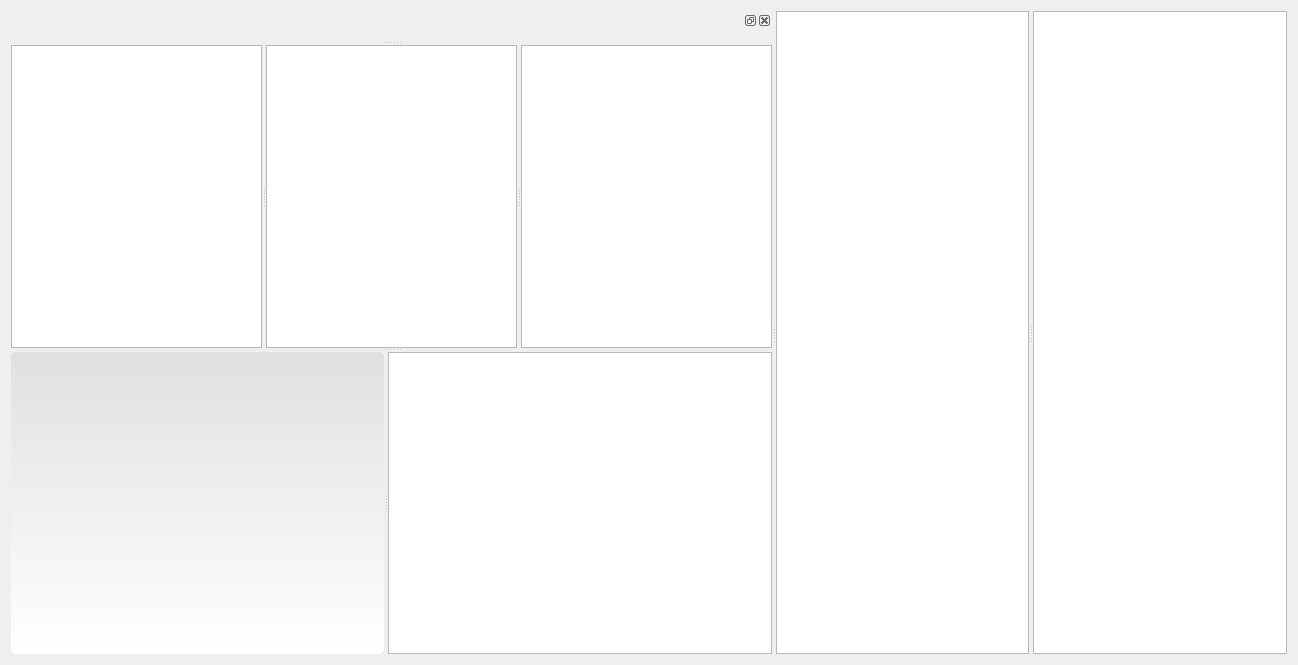
The window that browser.ui (mainster/WorktimeManager) describes before a commit, drawn with Qt 5.
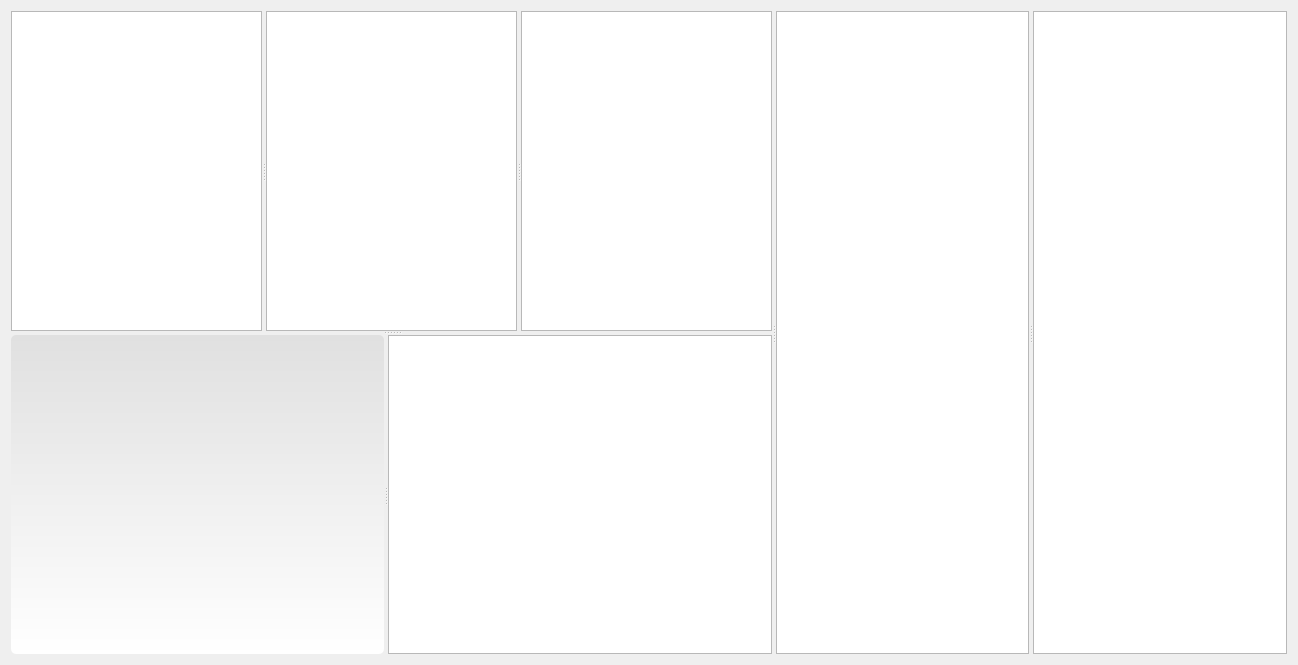
The same window after the commit. Icons and pictures are not drawn. Custom widgets are drawn as their Qt base class.

```diff
--- a/browser.ui
+++ b/browser.ui
@@ -104,18 +104,6 @@
       <property name="orientation">
        <enum>Qt::Vertical</enum>
       </property>
-      <widget class="QDockWidget" name="dockWidget">
-       <property name="sizePolicy">
-        <sizepolicy hsizetype="Minimum" vsizetype="Minimum">
-         <horstretch>0</horstretch>
-         <verstretch>0</verstretch>
-        </sizepolicy>
-       </property>
-       <property name="allowedAreas">
-        <set>Qt::BottomDockWidgetArea|Qt::RightDockWidgetArea|Qt::TopDockWidgetArea</set>
-       </property>
-       <widget class="QWidget" name="dockWidgetContents"/>
-      </widget>
       <widget class="QSplitter" name="splitter_3">
        <property name="orientation">
         <enum>Qt::Vertical</enum>
```
